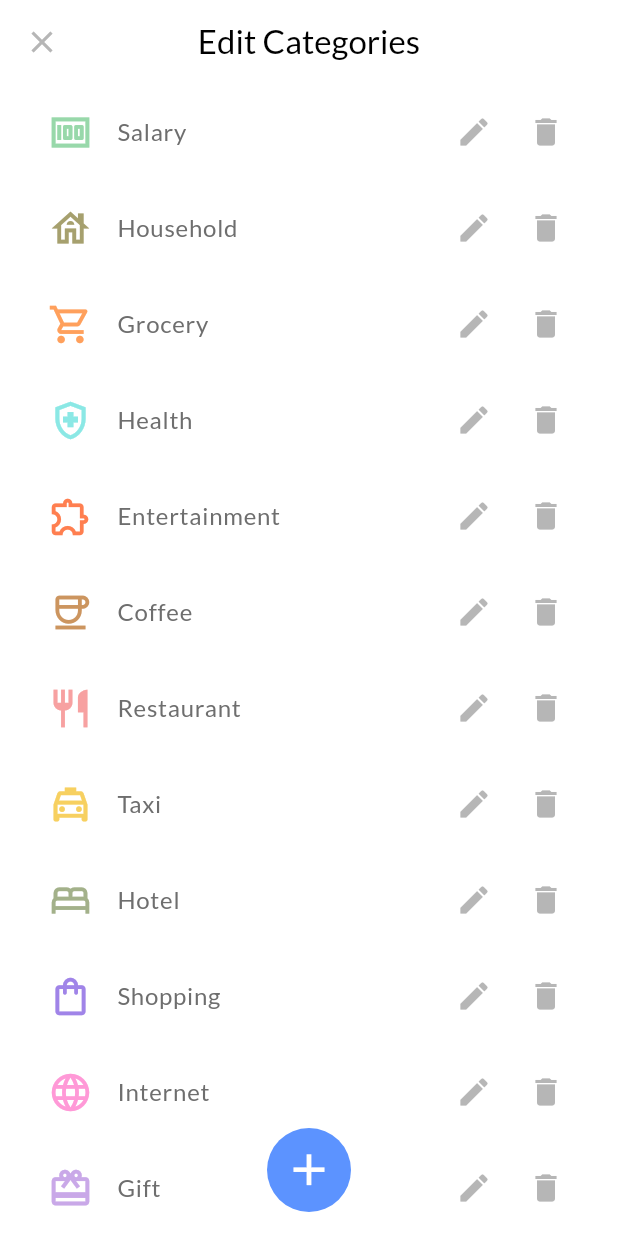
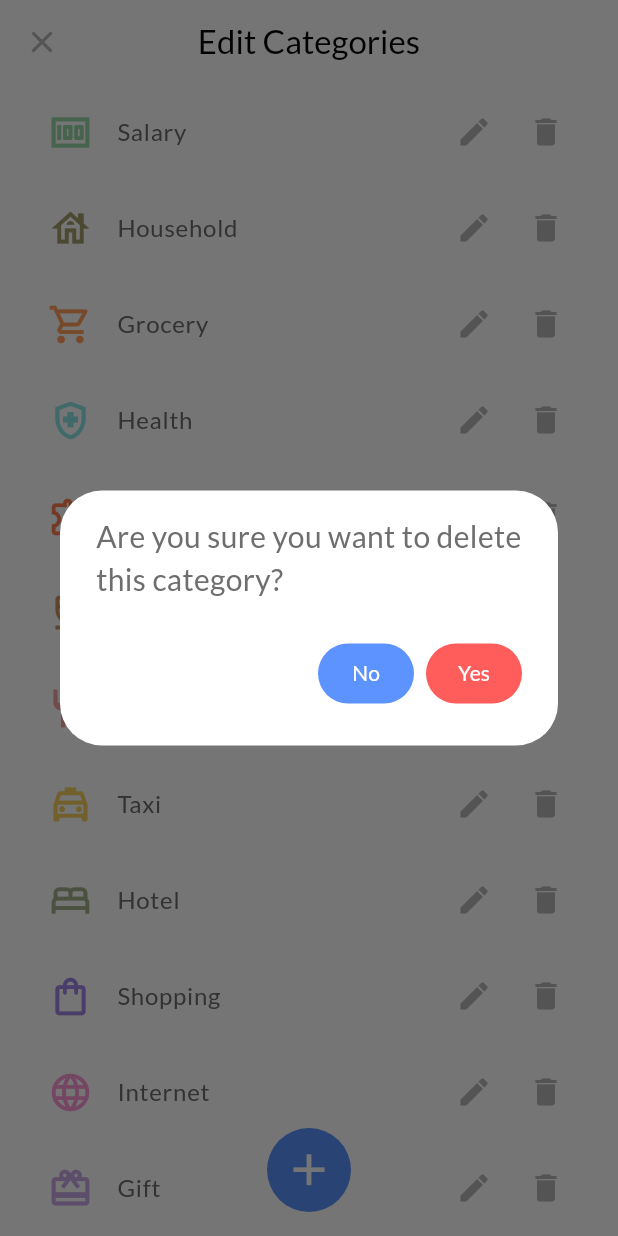
Before and after one commit to Infallibel/finance_app, a Flutter app: the CategoryEditor screen opened directly, after a tap on the "delete" icon, on a phone screen of 412 x 824 dp. Run offline on Flutter 3.47's test engine with Material 3 defaults, Android fonts, the phone set to English and light mode, and no system bars; our stand-ins replace flutter_bloc, flutter_colorpicker; missing offline and left inert: d_chart.

Commit message:
The user can now pick any color from the ColorPicker, and the categories update dynamically. The user can see the changes in the dialogs to check if the new settings fit their preferences. Changing an icon now updates the icon in the dialog, and the same applies to the color.
Editing an existing category that has already been used in transactions now correctly updates the TransactionDayColumn. Previously, changes to edited categories would not update already existing transactions.

A dialog has been added to confirm the deletion of a category. Once confirmed, the deleted category is immediately removed from the list, so the user can see the change without having to refresh the EditCategory page.

```diff
--- a/lib/screens/settings/category_editor.dart
+++ b/lib/screens/settings/category_editor.dart
@@ -1,6 +1,7 @@
 import 'package:flutter/material.dart';
 import 'package:flutter_bloc/flutter_bloc.dart';
 import '../../utilities/CubitsBlocs/addTransactioncubits/category_cubit.dart';
+import '../../utilities/CubitsBlocs/addTransactioncubits/transaction_data_cubit.dart';
 import '../../utilities/constants.dart';
 import '../../utilities/icons.dart';
 import '../../widgets/screen_scaffold.dart';
@@ -11,7 +12,8 @@ class CategoryEditor extends StatelessWidget {
 
   @override
   Widget build(BuildContext context) {
-    final categoryCubit = context.read<CategoryCubit>();
+    final categoryCubit = context.watch<CategoryCubit>();
+    final transactionDataCubit = context.watch<TransactionDataCubit>();
 
     return ScreenScaffold(
       appBarTitle: 'Edit Categories',
@@ -67,7 +69,14 @@ class CategoryEditor extends StatelessWidget {
                         Icons.delete,
                         color: kColorGrey2,
                       ),
-                      onPressed: () => categoryCubit.removeCategory(index),
+                      onPressed: () {
+                        _confirmAndDeleteCategory(
+                          context,
+                          categoryCubit,
+                          transactionDataCubit,
+                          index,
+                        );
+                      },
                     ),
                   ],
                 ),
@@ -89,6 +98,72 @@ class CategoryEditor extends StatelessWidget {
         onPressed: () => _addCategory(context),
       ),
       floatingActionButtonLocation: FloatingActionButtonLocation.centerFloat,
+    );
+  }
+
+  void _confirmAndDeleteCategory(
+      BuildContext context,
+      CategoryCubit categoryCubit,
+      TransactionDataCubit transactionDataCubit,
+      int index) {
+    final category = categoryCubit.categories[index];
+    final categoryId = category['id'];
+
+    final isCategoryAssigned = transactionDataCubit.state.any((transaction) {
+      return transaction.category['id'] == categoryId;
+    });
+
+    if (isCategoryAssigned) {
+      ScaffoldMessenger.of(context).showSnackBar(
+        const SnackBar(
+          content: Text(
+            'This category cannot be deleted as it is assigned to one or more transactions.',
+            textAlign: TextAlign.center,
+          ),
+        ),
+      );
+      return;
+    }
+
+    showDialog(
+      context: context,
+      builder: (BuildContext context) {
+        return AlertDialog(
+          content: Text(
+            'Are you sure you want to delete this category?',
+            style: kFontStyleLato.copyWith(fontSize: 20, color: kColorGrey3),
+          ),
+          actions: <Widget>[
+            TextButton(
+              style: ButtonStyle(
+                backgroundColor: WidgetStateProperty.all(kColorBlue),
+                overlayColor: WidgetStateProperty.all(kColorLightBlue),
+              ),
+              onPressed: () {
+                Navigator.of(context).pop();
+              },
+              child: Text(
+                'No',
+                style: kFontStyleLato.copyWith(color: kColorWhite),
+              ),
+            ),
+            TextButton(
+              style: ButtonStyle(
+                backgroundColor: WidgetStateProperty.all(kColorWarning),
+                overlayColor: WidgetStateProperty.all(kColorLightWarning),
+              ),
+              onPressed: () {
+                categoryCubit.removeCategory(index);
+                Navigator.of(context).pop();
+              },
+              child: Text(
+                'Yes',
+                style: kFontStyleLato.copyWith(color: kColorWhite),
+              ),
+            ),
+          ],
+        );
+      },
     );
   }
 
@@ -146,9 +221,8 @@ class CategoryEditor extends StatelessWidget {
       context: context,
       builder: (BuildContext context) {
         return AlertDialog(
-          title: const Text('Pick a color'),
           content: SingleChildScrollView(
-            child: BlockPicker(
+            child: ColorPicker(
               pickerColor: pickerColor,
               onColorChanged: (Color color) {
                 pickerColor = color;
@@ -157,13 +231,19 @@ class CategoryEditor extends StatelessWidget {
           ),
           actions: <Widget>[
             TextButton(
-              child: const Text('Cancel'),
+              child: Text(
+                'Cancel',
+                style: kFontStyleLato.copyWith(color: kColorBlue),
+              ),
               onPressed: () {
                 Navigator.of(context).pop();
               },
             ),
             TextButton(
-              child: const Text('Select'),
+              child: Text(
+                'Select',
+                style: kFontStyleLato.copyWith(color: kColorBlue),
+              ),
               onPressed: () {
                 onColorSelected(pickerColor);
                 Navigator.of(context).pop();
@@ -186,9 +266,12 @@ class CategoryEditor extends StatelessWidget {
     return await showDialog<Map<String, dynamic>>(
       context: context,
       builder: (context) {
+        return StatefulBuilder(
+          builder: (context, setState) {
             return AlertDialog(
               title: Center(
-              child: Text(category != null ? 'Edit Category' : 'Add Category')),
+                  child: Text(
+                      category != null ? 'Edit Category' : 'Add Category')),
               content: Column(
                 crossAxisAlignment: CrossAxisAlignment.stretch,
                 mainAxisAlignment: MainAxisAlignment.spaceBetween,
@@ -206,13 +289,15 @@ class CategoryEditor extends StatelessWidget {
                           borderSide: BorderSide(color: kColorBlue)),
                     ),
                   ),
-              SizedBox(
+                  const SizedBox(
                     height: 24,
                   ),
                   GestureDetector(
                     onTap: () async {
                       _showIconPicker(context, (selected) {
+                        setState(() {
                           selectedIcon = selected;
+                        });
                       });
                     },
                     child: Row(
@@ -223,7 +308,7 @@ class CategoryEditor extends StatelessWidget {
                           color: kColorGrey3,
                           size: 30,
                         ),
-                    SizedBox(
+                        const SizedBox(
                           width: 8,
                         ),
                         Text(
@@ -235,13 +320,15 @@ class CategoryEditor extends StatelessWidget {
                       ],
                     ),
                   ),
-              SizedBox(
+                  const SizedBox(
                     height: 24,
                   ),
                   GestureDetector(
                     onTap: () async {
                       _showColorPicker(context, selectedColor, (color) {
+                        setState(() {
                           selectedColor = color;
+                        });
                       });
                     },
                     child: Row(
@@ -252,7 +339,7 @@ class CategoryEditor extends StatelessWidget {
                           color: selectedColor,
                           size: 30,
                         ),
-                    SizedBox(
+                        const SizedBox(
                           width: 8,
                         ),
                         Text(
@@ -285,12 +372,27 @@ class CategoryEditor extends StatelessWidget {
                       'iconColor': selectedColor,
                       'inputText': textController.text,
                     };
+                    if (newCategory.containsValue('')) {
+                      {
+                        ScaffoldMessenger.of(context).showSnackBar(
+                          const SnackBar(
+                            content: Text(
+                              'Please fill all the details',
+                              textAlign: TextAlign.center,
+                            ),
+                          ),
+                        );
+                      }
+                    } else {
                       Navigator.pop(context, newCategory);
+                    }
                   },
                 ),
               ],
             );
           },
         );
+      },
+    );
   }
 }
--- a/lib/utilities/CubitsBlocs/addTransactionCubits/category_cubit.dart
+++ b/lib/utilities/CubitsBlocs/addTransactionCubits/category_cubit.dart
@@ -2,6 +2,7 @@ import 'package:finance_app/utilities/constants.dart';
 import 'package:finance_app/widgets/icon_text_combined.dart';
 import 'package:flutter/material.dart';
 import 'package:flutter_bloc/flutter_bloc.dart';
+import 'package:uuid/uuid.dart';
 
 abstract class CategoryState {}
 
@@ -38,86 +39,106 @@ class CategoryCubit extends Cubit<CategoryState> {
 
   List<Map<String, dynamic>> categories = [
     {
+      'id': _generateId(),
       'iconData': Icons.money_outlined,
       'iconColor': kColorGreen,
       'inputText': 'Salary',
     },
     {
+      'id': _generateId(),
       'iconData': Icons.house_outlined,
       'iconColor': kColorOlive,
       'inputText': 'Household',
     },
     {
+      'id': _generateId(),
       'iconData': Icons.shopping_cart_outlined,
       'iconColor': kColorOrange,
       'inputText': 'Grocery',
     },
     {
+      'id': _generateId(),
       'iconData': Icons.health_and_safety_outlined,
       'iconColor': kColorTurquoise,
       'inputText': 'Health',
     },
     {
+      'id': _generateId(),
       'iconData': Icons.extension_outlined,
       'iconColor': kColorCoral,
       'inputText': 'Entertainment',
     },
     {
+      'id': _generateId(),
       'iconData': Icons.coffee_outlined,
       'iconColor': kColorBrown,
       'inputText': 'Coffee',
     },
     {
+      'id': _generateId(),
       'iconData': Icons.restaurant_outlined,
       'iconColor': kColorSoftRed,
       'inputText': 'Restaurant',
     },
     {
+      'id': _generateId(),
       'iconData': Icons.local_taxi_outlined,
       'iconColor': kColorYellow,
       'inputText': 'Taxi',
     },
     {
+      'id': _generateId(),
       'iconData': Icons.bed_outlined,
       'iconColor': kColorOliveGreen,
       'inputText': 'Hotel',
     },
     {
+      'id': _generateId(),
       'iconData': Icons.shopping_bag_outlined,
       'iconColor': kColorPurple,
       'inputText': 'Shopping',
     },
     {
+      'id': _generateId(),
       'iconData': Icons.language_outlined,
       'iconColor': kColorPink,
       'inputText': 'Internet',
     },
     {
+      'id': _generateId(),
       'iconData': Icons.redeem_outlined,
       'iconColor': kColorLavender,
       'inputText': 'Gift',
     },
     {
+      'id': _generateId(),
       'iconData': Icons.airplanemode_active_outlined,
       'iconColor': kColorDeepSkyBlue,
       'inputText': 'Flights',
     },
     {
+      'id': _generateId(),
       'iconData': Icons.local_gas_station_outlined,
       'iconColor': kColorRust,
       'inputText': 'Petrol',
     },
     {
+      'id': _generateId(),
       'iconData': Icons.local_atm_outlined,
       'iconColor': kColorAmber,
       'inputText': 'Cash Deposit',
     },
     {
+      'id': _generateId(),
       'iconData': Icons.local_atm,
       'iconColor': kColorTeal,
       'inputText': 'Cash Withdrawal',
     },
   ];
+
+  static String _generateId() {
+    return Uuid().v4();
+  }
 
   Future<void> showOptions(BuildContext context) async {
     final selectedCategory = await showModalBottomSheet<Map<String, dynamic>>(
@@ -152,11 +173,13 @@ class CategoryCubit extends Cubit<CategoryState> {
   }
 
   void addCategory(Map<String, dynamic> newCategory) {
+    newCategory['id'] = _generateId();
     categories.add(newCategory);
     emit(CategoryAdded(newCategory));
   }
 
   void updateCategory(int index, Map<String, dynamic> updatedCategory) {
+    updatedCategory['id'] = categories[index]['id'];
     categories[index] = updatedCategory;
     emit(CategoryUpdated(updatedCategory, index));
   }
--- a/lib/widgets/transactions_day_column.dart
+++ b/lib/widgets/transactions_day_column.dart
@@ -1,18 +1,39 @@
 import 'package:finance_app/screens/edit_transaction.dart';
 import 'package:flutter/material.dart';
+import 'package:flutter_bloc/flutter_bloc.dart';
 import '../services/transaction_data.dart';
+import '../utilities/CubitsBlocs/addTransactioncubits/category_cubit.dart';
 import 'icon_text_row.dart';
 import 'package:finance_app/utilities/constants.dart';
 
 class TransactionDayColumn extends StatelessWidget {
-  const TransactionDayColumn(
-      {super.key, required this.day, required this.transactions});
+  const TransactionDayColumn({
+    super.key,
+    required this.day,
+    required this.transactions,
+  });
 
   final String day;
   final List<TransactionData> transactions;
 
   @override
   Widget build(BuildContext context) {
+    return BlocBuilder<CategoryCubit, CategoryState>(
+      builder: (context, state) {
+        final updatedTransactions = transactions.map((transaction) {
+          if (state is CategoryUpdated) {
+            if (transaction.category['id'] == state.category['id']) {
+              return transaction.copyWith(category: state.category);
+            }
+          } else if (state is CategoryDeleted) {
+            if (transaction.category['id'] ==
+                context.read<CategoryCubit>().categories[state.index]['id']) {
+              return transaction.copyWith(category: null); // Reset category
+            }
+          }
+          return transaction;
+        });
+
         return Column(
           crossAxisAlignment: CrossAxisAlignment.stretch,
           children: [
@@ -23,7 +44,7 @@ class TransactionDayColumn extends StatelessWidget {
                 style: kFontStyleLato.copyWith(color: kColorGrey2),
               ),
             ),
-        ...transactions.map((transaction) {
+            ...updatedTransactions.map((transaction) {
               return IconTextAndRow(
                 iconData: transaction.category['iconData'],
                 iconColor: transaction.category['iconColor'],
@@ -45,5 +66,7 @@ class TransactionDayColumn extends StatelessWidget {
             }),
           ],
         );
+      },
+    );
   }
 }
```
Lines whose indentation alone changed are shown as unchanged.
